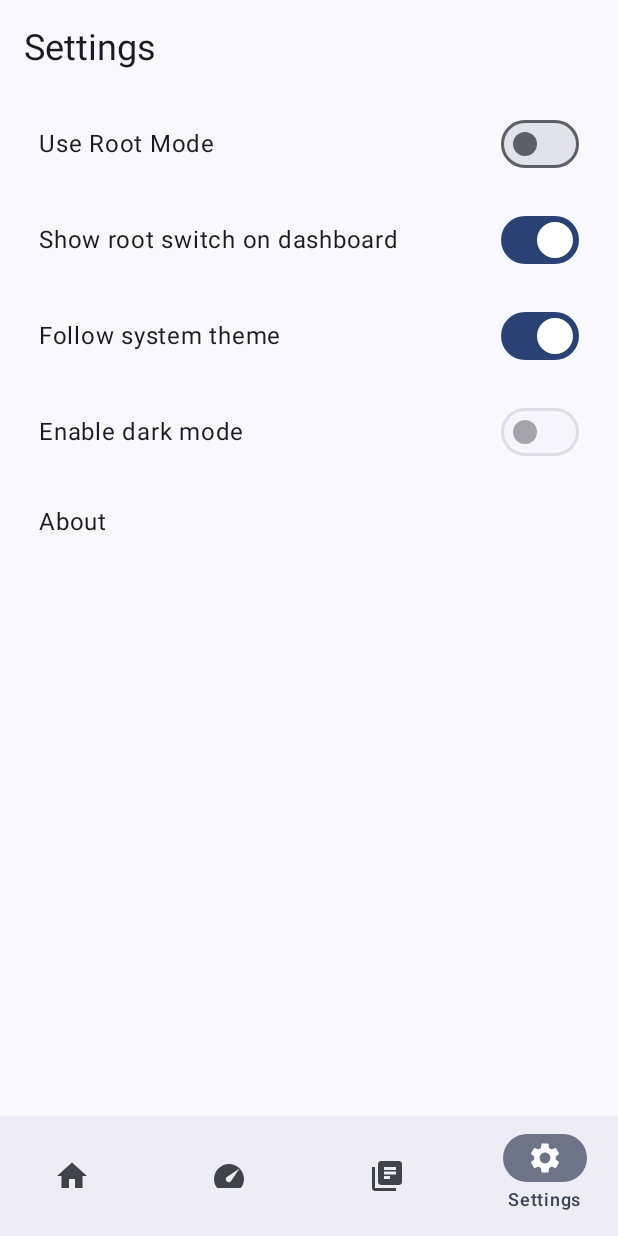
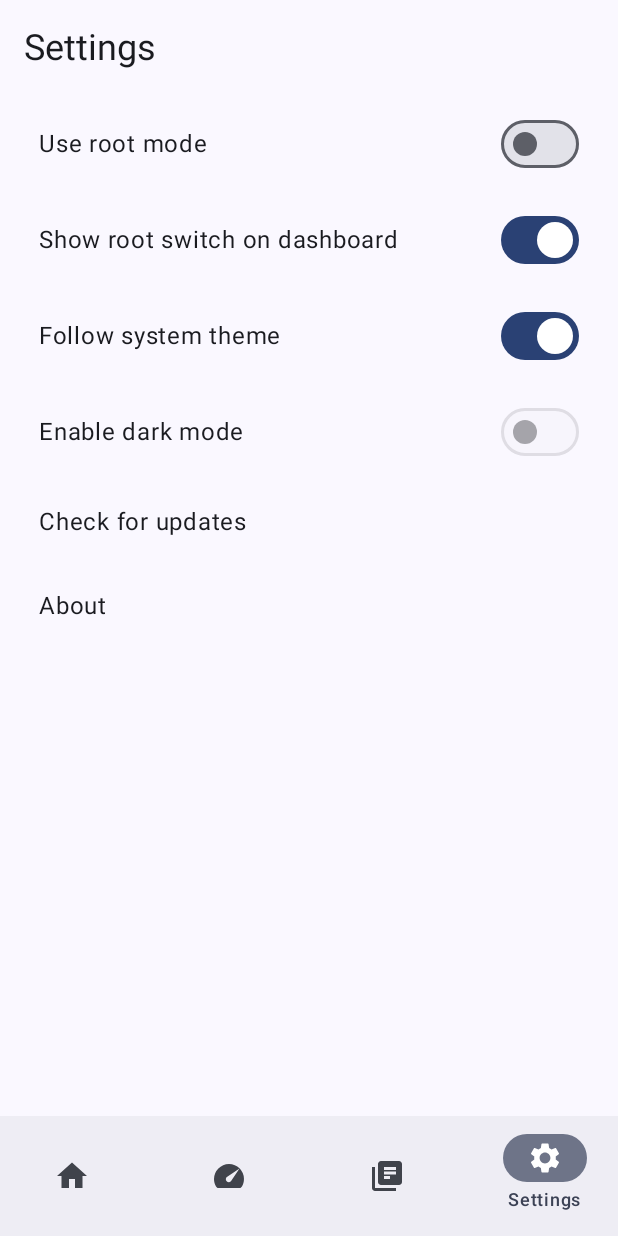
Before and after one commit to dijia1124/PlusPlusBattery, an Android app built with Jetpack Compose: the settings screen opened through its navigation route, on a phone screen of 412 x 824 dp. Run offline under Robolectric (Android 15) with nearby library versions, the phone set to English and light mode, and no system bars; libraries missing offline, so code that uses them is left out: com.topjohnwu.superuser.

Commit message:
feat(settings): add an ListItem to check for updates (external browser)

```diff
--- a/app/src/main/java/com/example/plusplusbattery/ui/screen/Settings.kt
+++ b/app/src/main/java/com/example/plusplusbattery/ui/screen/Settings.kt
@@ -1,5 +1,7 @@
 package com.example.plusplusbattery.ui.screen
 
+import android.content.Intent
+import android.net.Uri
 import android.widget.Toast
 import androidx.compose.foundation.clickable
 import androidx.compose.foundation.layout.Column
@@ -23,6 +25,7 @@ import com.example.plusplusbattery.vm.BatteryInfoViewModel
 import com.example.plusplusbattery.R
 import com.example.plusplusbattery.vm.SettingsViewModel
 import com.example.plusplusbattery.ui.components.AppScaffold
+import androidx.core.net.toUri
 
 @Composable
 fun Settings(currentTitle: String, navController: NavController, hasRoot: Boolean, batteryVM: BatteryInfoViewModel, settingsVM: SettingsViewModel) {
@@ -103,6 +106,20 @@ fun SettingsContent(
             }
         )
         ListItem(
+            modifier = Modifier.clickable {
+                val intent = Intent(Intent.ACTION_VIEW).apply {
+                    data = "https://github.com/dijia1124/PlusPlusBattery/releases".toUri()
+                }
+                context.startActivity(intent)
+            },
+            headlineContent = {
+                Text(
+                    text = stringResource(R.string.check_for_updates),
+                    style = MaterialTheme.typography.bodyLarge
+                )
+            }
+        )
+        ListItem(
             modifier = Modifier.clickable { navController.navigate("about") },
             headlineContent = { Text(text = stringResource(R.string.about), style = MaterialTheme.typography.bodyLarge) }
         )
--- a/app/src/main/res/values/strings.xml
+++ b/app/src/main/res/values/strings.xml
@@ -58,8 +58,8 @@
     <string name="calibrate_via_multiplier">Calibrate via Multiplier</string>
     <string name="reset">Reset</string>
     <string name="close">Close</string>
-    <string name="use_basic_mode">Use Basic Mode</string>
-    <string name="use_root_mode">Use Root Mode</string>
+    <string name="use_basic_mode">Use basic mode</string>
+    <string name="use_root_mode">Use root mode</string>
     <string name="full_charge_capacity_battery_fcc">Full Charge Capacity (battery_fcc)</string>
     <string name="battery_health_battery_soh">Battery Health (battery_soh)</string>
     <string name="battery_manufacture_date_battery_manu_date">Battery Manufacture Date (battery_manu_date)</string>
@@ -89,4 +89,5 @@
     <string name="monitor">Monitor</string>
     <string name="stop">Stop</string>
     <string name="disable_battery_optimization">Disable battery optimization to make the monitor service work properly. For ColorOS 15, enabling auto-launch for this app in system settings might also be necessary to pause the monitor service when screen-off and resume when screen-on.</string>
+    <string name="check_for_updates">Check for updates</string>
 </resources>
```
Also changed, not shown: 1 other file.
